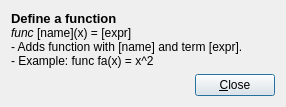
Before: the Qt Designer form src/manualdialog.ui in gitGNU/gnu_siplot, drawn with Qt 5.
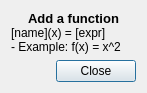
After: the same form once the commit is applied.

```diff
--- a/src/manualdialog.ui
+++ b/src/manualdialog.ui
@@ -6,8 +6,8 @@
    <rect>
     <x>0</x>
     <y>0</y>
-    <width>286</width>
-    <height>98</height>
+    <width>147</width>
+    <height>83</height>
    </rect>
   </property>
   <property name="windowTitle">
@@ -21,10 +21,9 @@
 &lt;html&gt;&lt;head&gt;&lt;meta name=&quot;qrichtext&quot; content=&quot;1&quot; /&gt;&lt;style type=&quot;text/css&quot;&gt;
 p, li { white-space: pre-wrap; }
 &lt;/style&gt;&lt;/head&gt;&lt;body style=&quot; font-family:'Sans Serif'; font-size:9pt; font-weight:400; font-style:normal;&quot;&gt;
-&lt;p style=&quot; margin-top:0px; margin-bottom:0px; margin-left:0px; margin-right:0px; -qt-block-indent:0; text-indent:0px;&quot;&gt;&lt;span style=&quot; font-size:10pt; font-weight:600;&quot;&gt;Define a function&lt;/span&gt;&lt;/p&gt;
-&lt;p style=&quot; margin-top:0px; margin-bottom:0px; margin-left:0px; margin-right:0px; -qt-block-indent:0; text-indent:0px;&quot;&gt;&lt;span style=&quot; font-style:italic;&quot;&gt;func&lt;/span&gt; [name](x) = [expr]&lt;/p&gt;
-&lt;p style=&quot; margin-top:0px; margin-bottom:0px; margin-left:0px; margin-right:0px; -qt-block-indent:0; text-indent:0px;&quot;&gt;- Adds function with [name] and term [expr].&lt;/p&gt;
-&lt;p style=&quot; margin-top:0px; margin-bottom:0px; margin-left:0px; margin-right:0px; -qt-block-indent:0; text-indent:0px;&quot;&gt;- Example: func fa(x) = x^2&lt;/p&gt;&lt;/body&gt;&lt;/html&gt;</string>
+&lt;p align=&quot;center&quot; style=&quot; margin-top:0px; margin-bottom:0px; margin-left:0px; margin-right:0px; -qt-block-indent:0; text-indent:0px;&quot;&gt;&lt;span style=&quot; font-size:10pt; font-weight:600;&quot;&gt;Add a function&lt;/span&gt;&lt;/p&gt;
+&lt;p style=&quot; margin-top:0px; margin-bottom:0px; margin-left:0px; margin-right:0px; -qt-block-indent:0; text-indent:0px;&quot;&gt;[name](x) = [expr]&lt;/p&gt;
+&lt;p style=&quot; margin-top:0px; margin-bottom:0px; margin-left:0px; margin-right:0px; -qt-block-indent:0; text-indent:0px;&quot;&gt;- Example: f(x) = x^2&lt;/p&gt;&lt;/body&gt;&lt;/html&gt;</string>
      </property>
     </widget>
    </item>
@@ -62,7 +61,7 @@
       <item>
        <widget class="QPushButton" name="m_closeButton">
         <property name="text">
-         <string>&amp;Close</string>
+         <string>Close</string>
         </property>
        </widget>
       </item>
```
